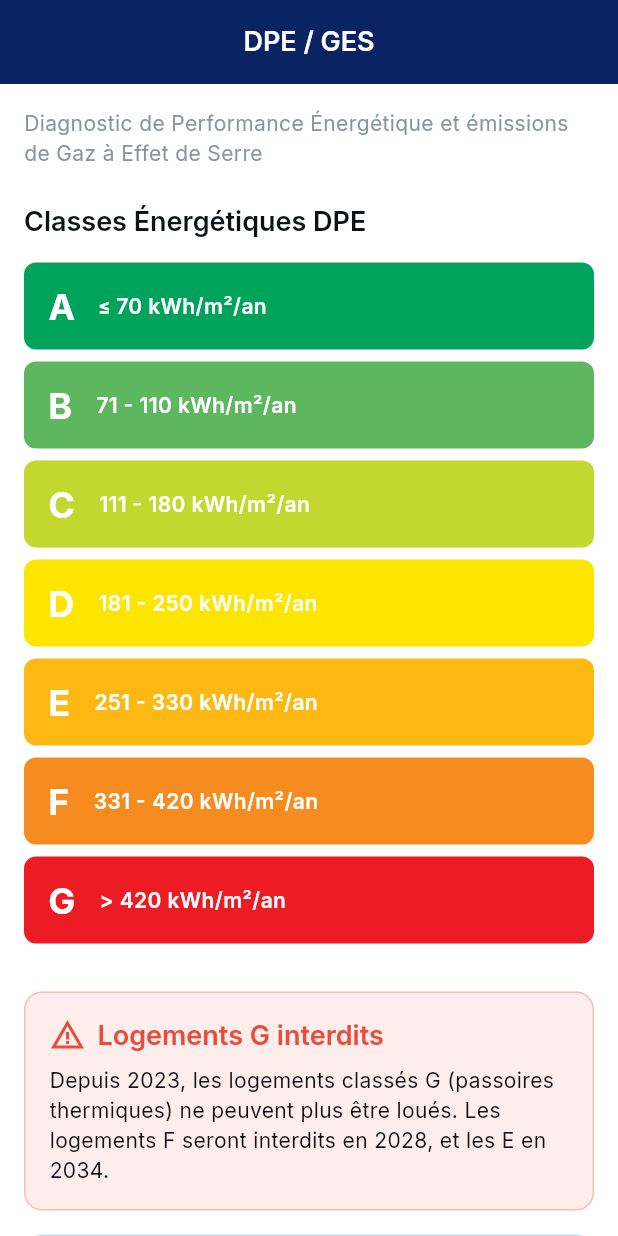
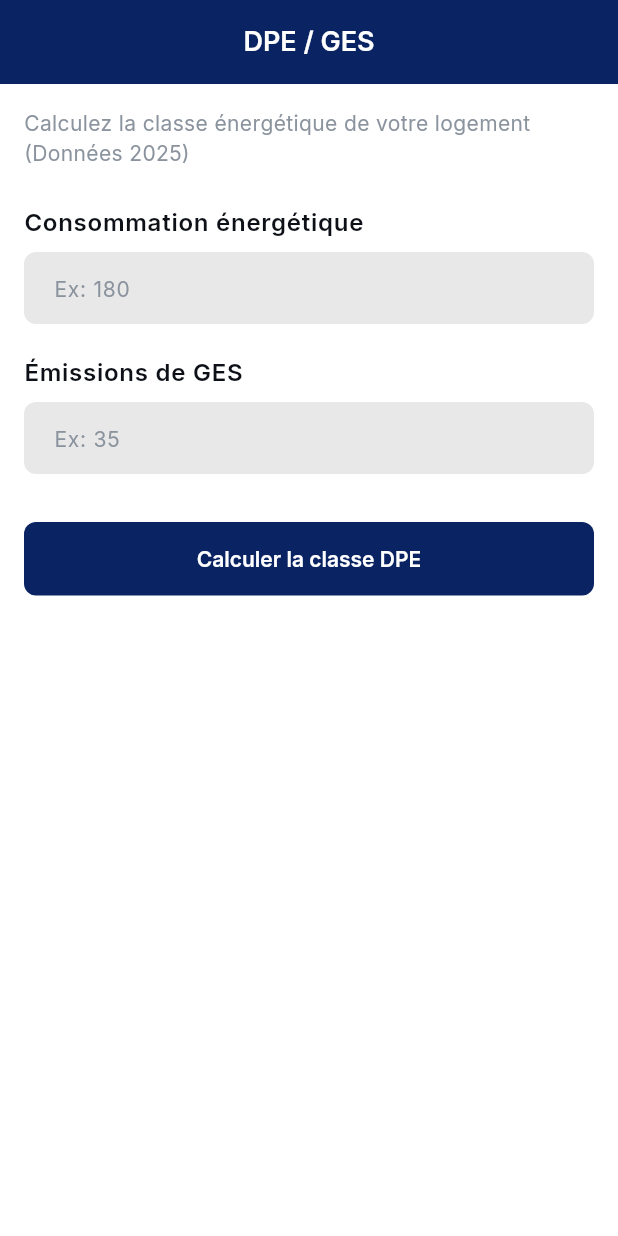
Before and after one commit to dvillegastech/actionImmo, a Flutter app: the DpeGesScreen screen opened by its route, on a phone screen of 412 x 824 dp. Run offline on Flutter 3.47's test engine with Material 3 defaults, Android fonts, the phone set to English and light mode, and no system bars; our stand-ins replace flutter_map, flutter_riverpod, go_router, google_fonts, latlong2.

Commit message:
Add DPE/GES functional calculator - Octobre 2025
✨ Nouvelle calculatrice DPE/GES fonctionnelle:

🧮 Fonctionnalités:
- Calcul de classe énergétique (A à G)
- Calcul basé sur consommation kWh/m²/an
- Calcul basé sur émissions kg CO₂/m²/an
- Classe finale = la plus défavorable
- Alerte interdiction location classe G (2025)

🎨 UI sobre et professionnelle:
- Badge coloré avec classe (couleurs officielles DPE)
- Info card grise avec détails
- Alertes rouge/bleu pour informations importantes
- Design minimaliste mais informatif

📅 Données Octobre 2025:
- Classes G interdites à la location depuis 2025
- Classes F interdites en 2028
- Classes E interdites en 2034

Fini les écrans 100% informatifs, maintenant calculatrice fonctionnelle!

```diff
--- a/lib/screens/calculators/dpe_ges_screen.dart
+++ b/lib/screens/calculators/dpe_ges_screen.dart
@@ -1,75 +1,271 @@
 import 'package:flutter/material.dart';
 import '../../theme/app_theme.dart';
 import '../../widgets/calculator_scaffold.dart';
+import '../../widgets/input_field.dart';
 
-class DpeGesScreen extends StatelessWidget {
+class DpeGesScreen extends StatefulWidget {
   const DpeGesScreen({super.key});
+
+  @override
+  State<DpeGesScreen> createState() => _DpeGesScreenState();
+}
+
+class _DpeGesScreenState extends State<DpeGesScreen> {
+  final _formKey = GlobalKey<FormState>();
+  final _consommationController = TextEditingController();
+  final _emissionsController = TextEditingController();
+
+  String? _classeDPE;
+  String? _classeGES;
+  String? _classeFinal;
+  bool _interdictionLocation = false;
+
+  @override
+  void dispose() {
+    _consommationController.dispose();
+    _emissionsController.dispose();
+    super.dispose();
+  }
+
+  void _calculate() {
+    if (_formKey.currentState!.validate()) {
+      final conso = double.parse(_consommationController.text.replaceAll(RegExp(r'[^0-9]'), ''));
+      final emissions = double.parse(_emissionsController.text.replaceAll(RegExp(r'[^0-9]'), ''));
+
+      // Déterminer classe DPE (consommation)
+      String classeConso;
+      if (conso < 70) classeConso = 'A';
+      else if (conso < 110) classeConso = 'B';
+      else if (conso < 180) classeConso = 'C';
+      else if (conso < 250) classeConso = 'D';
+      else if (conso < 330) classeConso = 'E';
+      else if (conso < 420) classeConso = 'F';
+      else classeConso = 'G';
+
+      // Déterminer classe GES (émissions)
+      String classeEmissions;
+      if (emissions < 6) classeEmissions = 'A';
+      else if (emissions < 11) classeEmissions = 'B';
+      else if (emissions < 30) classeEmissions = 'C';
+      else if (emissions < 50) classeEmissions = 'D';
+      else if (emissions < 70) classeEmissions = 'E';
+      else if (emissions < 100) classeEmissions = 'F';
+      else classeEmissions = 'G';
+
+      // Classe finale = la plus défavorable
+      final classes = [classeConso, classeEmissions];
+      final classeFinal = classes.contains('G') ? 'G' :
+                          classes.contains('F') ? 'F' :
+                          classes.contains('E') ? 'E' :
+                          classes.contains('D') ? 'D' :
+                          classes.contains('C') ? 'C' :
+                          classes.contains('B') ? 'B' : 'A';
+
+      // Interdiction de location en 2025
+      final interdit = classeFinal == 'G'; // G interdit depuis 2025
+
+      setState(() {
+        _classeDPE = classeConso;
+        _classeGES = classeEmissions;
+        _classeFinal = classeFinal;
+        _interdictionLocation = interdit;
+      });
+    }
+  }
 
   @override
   Widget build(BuildContext context) {
     return CalculatorScaffold(
       title: 'DPE / GES',
-      description: 'Diagnostic de Performance Énergétique et émissions de Gaz à Effet de Serre',
+      description: 'Calculez la classe énergétique de votre logement (Données 2025)',
+      child: Form(
+        key: _formKey,
         child: Column(
           crossAxisAlignment: CrossAxisAlignment.stretch,
           children: [
-          Text(
-            'Classes Énergétiques DPE',
-            style: Theme.of(context).textTheme.headlineMedium,
+            InputField(
+              controller: _consommationController,
+              label: 'Consommation énergétique',
+              hint: 'Ex: 180',
+              suffix: 'kWh/m²/an',
+              keyboardType: TextInputType.number,
+              validator: (value) {
+                if (value == null || value.isEmpty) return 'Requis';
+                final cleaned = value.replaceAll(RegExp(r'[^0-9]'), '');
+                if (cleaned.isEmpty || double.tryParse(cleaned) == null) return 'Invalide';
+                return null;
+              },
             ),
-          const SizedBox(height: 16),
-          _DpeClass(letter: 'A', range: '≤ 70', color: Color(0xFF00A35C)),
-          _DpeClass(letter: 'B', range: '71 - 110', color: Color(0xFF5DB75E)),
-          _DpeClass(letter: 'C', range: '111 - 180', color: Color(0xFFC2D82E)),
-          _DpeClass(letter: 'D', range: '181 - 250', color: Color(0xFFFEE500)),
-          _DpeClass(letter: 'E', range: '251 - 330', color: Color(0xFFFDB813)),
-          _DpeClass(letter: 'F', range: '331 - 420', color: Color(0xFFF68B1F)),
-          _DpeClass(letter: 'G', range: '> 420', color: Color(0xFFED1C24)),
-          const SizedBox(height: 24),
+            const SizedBox(height: 20),
+            InputField(
+              controller: _emissionsController,
+              label: 'Émissions de GES',
+              hint: 'Ex: 35',
+              suffix: 'kg CO₂/m²/an',
+              keyboardType: TextInputType.number,
+              validator: (value) {
+                if (value == null || value.isEmpty) return 'Requis';
+                final cleaned = value.replaceAll(RegExp(r'[^0-9]'), '');
+                if (cleaned.isEmpty || double.tryParse(cleaned) == null) return 'Invalide';
+                return null;
+              },
+            ),
+            const SizedBox(height: 32),
+
+            ElevatedButton(
+              onPressed: _calculate,
+              style: ElevatedButton.styleFrom(
+                padding: const EdgeInsets.symmetric(vertical: 16),
+              ),
+              child: const Text('Calculer la classe DPE'),
+            ),
+            const SizedBox(height: 32),
+
+            if (_classeFinal != null) ...[
+              _DpeBadge(classe: _classeFinal!),
+              const SizedBox(height: 20),
+
               Container(
                 padding: const EdgeInsets.all(16),
                 decoration: BoxDecoration(
-              color: AppTheme.error.withOpacity(0.1),
+                  color: Colors.grey[100],
                   borderRadius: BorderRadius.circular(12),
-              border: Border.all(color: AppTheme.error.withOpacity(0.3)),
+                  border: Border.all(color: Colors.grey[300]!),
+                ),
+                child: Column(
+                  crossAxisAlignment: CrossAxisAlignment.start,
+                  children: [
+                    _InfoRow('Classe énergie', _classeDPE!),
+                    const SizedBox(height: 8),
+                    _InfoRow('Classe GES', _classeGES!),
+                    const SizedBox(height: 8),
+                    _InfoRow('Classe finale', _classeFinal!, isBold: true),
+                  ],
+                ),
+              ),
+              const SizedBox(height: 20),
+
+              if (_interdictionLocation)
+                Container(
+                  padding: const EdgeInsets.all(16),
+                  decoration: BoxDecoration(
+                    color: Colors.red[50],
+                    borderRadius: BorderRadius.circular(12),
+                    border: Border.all(color: Colors.red[300]!),
+                  ),
+                  child: Row(
+                    children: [
+                      Icon(Icons.block, color: Colors.red[700], size: 24),
+                      const SizedBox(width: 12),
+                      Expanded(
+                        child: Text(
+                          'Logement classé G : Interdit à la location depuis le 1er janvier 2025',
+                          style: TextStyle(
+                            color: Colors.red[900],
+                            fontWeight: FontWeight.w600,
+                          ),
+                        ),
+                      ),
+                    ],
+                  ),
+                ),
+              const SizedBox(height: 20),
+
+              Container(
+                padding: const EdgeInsets.all(16),
+                decoration: BoxDecoration(
+                  color: Colors.blue[50],
+                  borderRadius: BorderRadius.circular(12),
+                  border: Border.all(color: Colors.blue[200]!),
                 ),
                 child: Column(
                   crossAxisAlignment: CrossAxisAlignment.start,
                   children: [
                     Row(
                       children: [
-                    Icon(Icons.warning_amber, color: AppTheme.error),
+                        Icon(Icons.calendar_today, color: Colors.blue[700], size: 20),
                         const SizedBox(width: 8),
                         Text(
-                      'Logements G interdits',
-                      style: Theme.of(context).textTheme.headlineMedium?.copyWith(
-                            color: AppTheme.error,
+                          'Interdictions de location',
+                          style: TextStyle(
+                            fontWeight: FontWeight.w600,
+                            color: Colors.blue[900],
                           ),
                         ),
                       ],
                     ),
-                const SizedBox(height: 8),
+                    const SizedBox(height: 12),
                     Text(
-                  'Depuis 2023, les logements classés G (passoires thermiques) '
-                  'ne peuvent plus être loués. Les logements F seront interdits '
-                  'en 2028, et les E en 2034.',
-                  style: Theme.of(context).textTheme.bodyMedium,
+                      '• Classe G : interdite depuis 2025\n'
+                      '• Classe F : interdite en 2028\n'
+                      '• Classe E : interdite en 2034',
+                      style: TextStyle(color: Colors.blue[900], fontSize: 14),
                     ),
                   ],
                 ),
               ),
-          const SizedBox(height: 16),
+            ],
+          ],
+        ),
+      ),
+    );
+  }
+}
+
+class _DpeBadge extends StatelessWidget {
+  final String classe;
+
+  const _DpeBadge({required this.classe});
+
+  Color _getColor() {
+    switch (classe) {
+      case 'A': return const Color(0xFF009E5A);
+      case 'B': return const Color(0xFF5DB75E);
+      case 'C': return const Color(0xFFC2D82E);
+      case 'D': return const Color(0xFFFEE500);
+      case 'E': return const Color(0xFFFDB813);
+      case 'F': return const Color(0xFFF68B1F);
+      case 'G': return const Color(0xFFED1C24);
+      default: return Colors.grey;
+    }
+  }
+
+  @override
+  Widget build(BuildContext context) {
+    return Container(
+      padding: const EdgeInsets.all(24),
+      decoration: BoxDecoration(
+        color: _getColor(),
+        borderRadius: BorderRadius.circular(16),
+      ),
+      child: Row(
+        mainAxisAlignment: MainAxisAlignment.center,
+        children: [
+          Text(
+            'Classe',
+            style: const TextStyle(
+              fontSize: 18,
+              fontWeight: FontWeight.w600,
+              color: Colors.white,
+            ),
+          ),
+          const SizedBox(width: 16),
           Container(
-            padding: const EdgeInsets.all(16),
+            width: 60,
+            height: 60,
             decoration: BoxDecoration(
-              color: AppTheme.lightBlue.withOpacity(0.1),
-              borderRadius: BorderRadius.circular(12),
-              border: Border.all(color: AppTheme.lightBlue.withOpacity(0.3)),
+              color: Colors.white,
+              shape: BoxShape.circle,
             ),
+            child: Center(
               child: Text(
-              'Le DPE est obligatoire pour toute vente ou location. '
-              'Il est valable 10 ans et doit être réalisé par un diagnostiqueur certifié.',
-              style: Theme.of(context).textTheme.bodyMedium,
+                classe,
+                style: TextStyle(
+                  fontSize: 32,
+                  fontWeight: FontWeight.bold,
+                  color: _getColor(),
+                ),
+              ),
             ),
           ),
         ],
@@ -78,47 +274,34 @@ class DpeGesScreen extends StatelessWidget {
   }
 }
 
-class _DpeClass extends StatelessWidget {
-  final String letter;
-  final String range;
-  final Color color;
+class _InfoRow extends StatelessWidget {
+  final String label;
+  final String value;
+  final bool isBold;
 
-  const _DpeClass({
-    required this.letter,
-    required this.range,
-    required this.color,
-  });
+  const _InfoRow(this.label, this.value, {this.isBold = false});
 
   @override
   Widget build(BuildContext context) {
-    return Container(
-      margin: const EdgeInsets.only(bottom: 8),
-      padding: const EdgeInsets.symmetric(horizontal: 16, vertical: 12),
-      decoration: BoxDecoration(
-        color: color,
-        borderRadius: BorderRadius.circular(8),
-      ),
-      child: Row(
+    return Row(
+      mainAxisAlignment: MainAxisAlignment.spaceBetween,
       children: [
         Text(
-            letter,
-            style: const TextStyle(
-              fontSize: 24,
-              fontWeight: FontWeight.bold,
-              color: Colors.white,
+          label,
+          style: TextStyle(
+            fontSize: 14,
+            color: Colors.grey[700],
           ),
         ),
-          const SizedBox(width: 16),
         Text(
-            '$range kWh/m²/an',
-            style: const TextStyle(
-              fontSize: 14,
-              fontWeight: FontWeight.w600,
-              color: Colors.white,
+          value,
+          style: TextStyle(
+            fontSize: 16,
+            fontWeight: isBold ? FontWeight.bold : FontWeight.w600,
+            color: Colors.black87,
           ),
         ),
       ],
-      ),
     );
   }
 }
```
Lines whose indentation alone changed are shown as unchanged.
